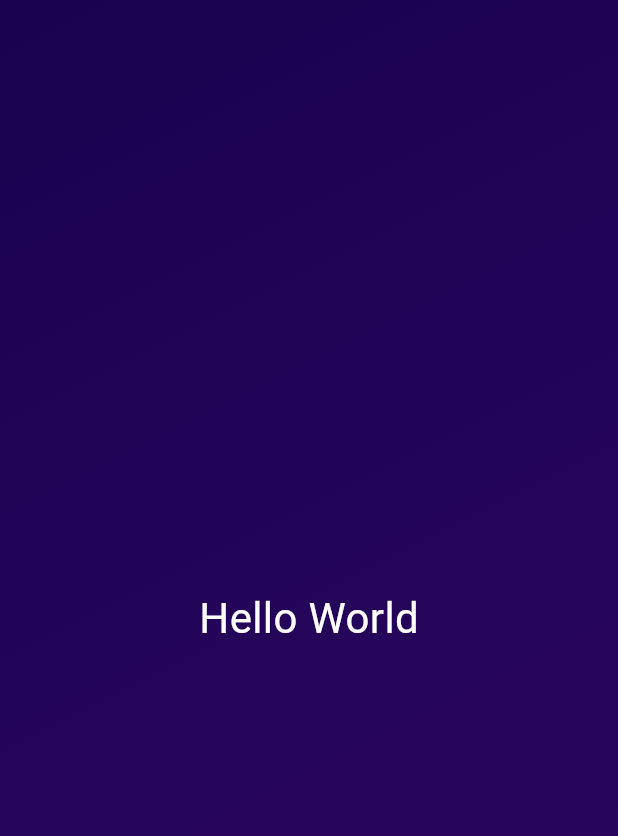
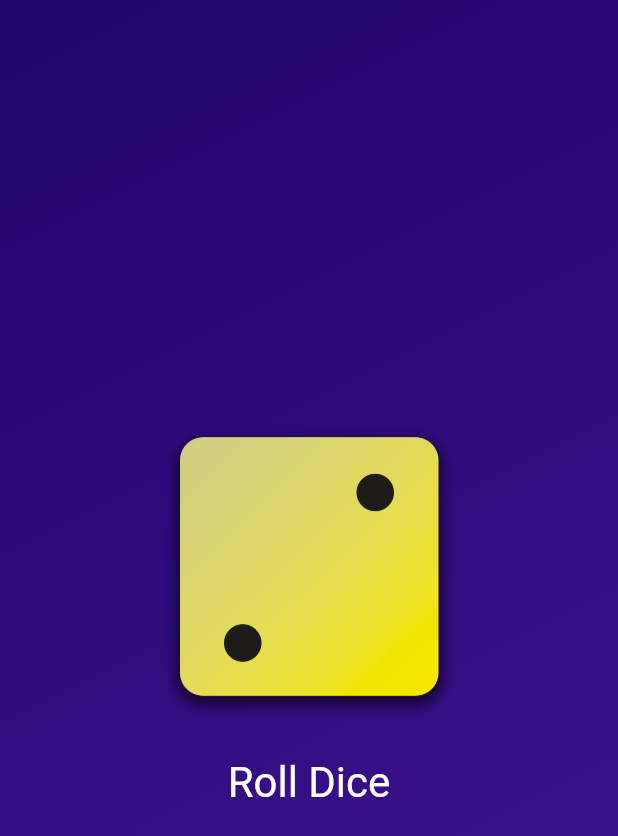
Before and after one commit to weerapperuma/Roll_Dice_App, a Flutter app: the screen it shows after launch, on a phone screen of 412 x 824 dp. Shown: the top 836 px of the screen. Run offline on Flutter 3.47's test engine with Material 3 defaults, Android fonts, the phone set to English and light mode, and no system bars.

Commit message:
add dice and roll

```diff
--- /dev/null
+++ b/lib/dice_roller.dart
@@ -0,0 +1,41 @@
+import 'package:flutter/material.dart';
+import 'dart:math';
+
+class DiceRoller extends StatefulWidget {
+  const DiceRoller({super.key});
+
+  @override
+  State<DiceRoller> createState() {
+    return _DiceRollerState();
+  }
+}
+
+class _DiceRollerState extends State<DiceRoller> {
+  var activeDiceImage = 'assets/images/dice-2.png';
+
+  void rollDice() {
+    var diceRoll = Random().nextInt(6) + 1;
+    setState(() {
+      activeDiceImage = 'assets/images/dice-$diceRoll.png';
+    });
+  }
+
+  @override
+  Widget build(context) {
+    return Column(
+      mainAxisSize: MainAxisSize.min,
+      children: [
+        Image.asset(activeDiceImage, width: 200),
+        const SizedBox(height: 20),
+        TextButton(
+          onPressed: rollDice,
+          style: TextButton.styleFrom(
+            foregroundColor: Colors.white,
+            textStyle: const TextStyle(fontSize: 28),
+          ),
+          child: const Text("Roll Dice"),
+        ),
+      ],
+    );
+  }
+}
--- a/lib/gradient_container.dart
+++ b/lib/gradient_container.dart
@@ -1,25 +1,32 @@
 import 'package:flutter/material.dart';
+import 'package:roll_dice_app/dice_roller.dart';
+
+const startAlignment = Alignment.topLeft;
+const endAlignment = Alignment.bottomRight;
 
 class GradientContainer extends StatelessWidget {
-  const GradientContainer({super.key});
+  const GradientContainer(this.color1, this.color2, {super.key});
+
+  const GradientContainer.purple({super.key})
+    : color1 = Colors.deepPurple,
+      color2 = Colors.indigo;
+
+  final Color color1;
+  final Color color2;
+
+
   @override
   Widget build(context) {
     return Container(
       decoration: BoxDecoration(
         gradient: LinearGradient(
-          colors: [
-            Color.fromARGB(255, 26, 2, 80),
-            Color.fromARGB(255, 45, 7, 98),
-          ],
-          begin: Alignment.topLeft,
-          end: Alignment.bottomRight,
+          colors: [color1, color2],
+          begin: startAlignment,
+          end: endAlignment,
         ),
       ),
-      child: const Center(
-        child: Text(
-          "Hello World",
-          style: TextStyle(color: Colors.white, fontSize: 28),
-        ),
+      child: Center(
+        child: DiceRoller()
       ),
     );
   }
```
Also changed, not shown: lib/main.dart (+10 -1 lines), lib/styled_text.dart (added, +15 -0 lines), pubspec.yaml (+7 -3 lines), assets/images/dice-1.png (added), assets/images/dice-2.png (added), assets/images/dice-3.png (added), assets/images/dice-4.png (added), assets/images/dice-5.png (added), assets/images/dice-6.png (added).
